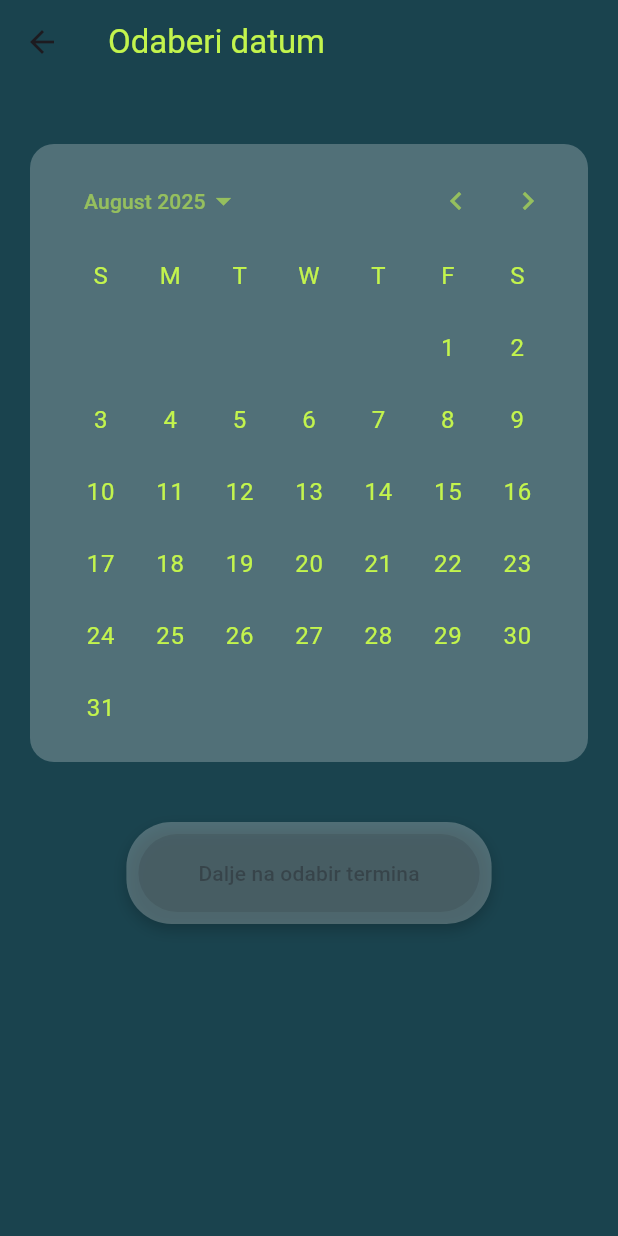
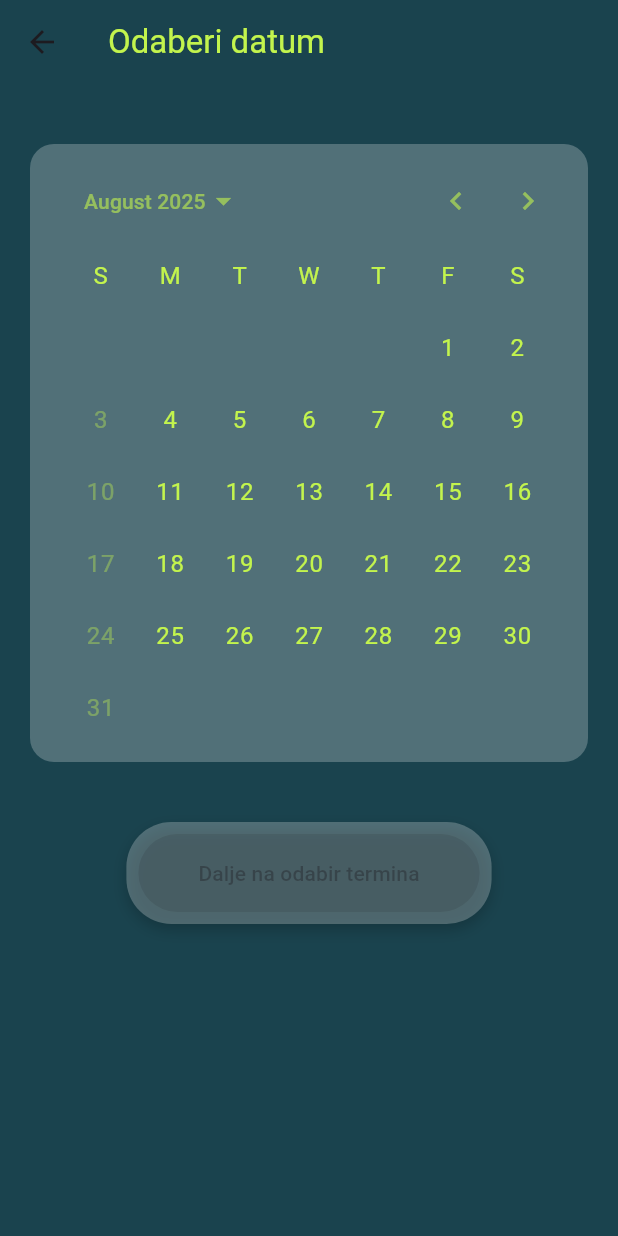
Before and after one commit to lvranic/termino-app, a Flutter app: the ReservationDateScreen screen opened by its route, after a tap on the "chevron right" icon, on a phone screen of 412 x 824 dp. Run offline on Flutter 3.47's test engine with Material 3 defaults, Android fonts, the phone set to English and light mode, and no system bars; our stand-ins replace cloud_firestore, firebase_auth, firebase_core; accounts and stored records are empty; Roboto replaces fonts that are missing (Sofadi One).

```diff
--- a/lib/main.dart
+++ b/lib/main.dart
@@ -12,6 +12,8 @@ import 'screens/reservation_confirmation_screen.dart';
 import 'screens/user_details_screen.dart';
 import 'screens/user_dashboard_screen.dart';
 import 'screens/my_appointments_screen.dart';
+import 'screens/admin_dashboard_screen.dart';
+import 'screens/admin_settings_screen.dart';
 
 void main() async {
   WidgetsFlutterBinding.ensureInitialized();
@@ -52,6 +54,8 @@ class MyApp extends StatelessWidget {
         '/select_time': (context) => const ReservationTimeScreen(),
         '/user-dashboard': (context) => const UserDashboardScreen(),
         '/my-appointments': (context) => const MyAppointmentsScreen(),
+        '/admin-dashboard': (context) => const AdminDashboardScreen(),
+        '/admin-settings': (context) => const AdminSettingsScreen(),
       },
       onGenerateRoute: (settings) {
         if (settings.name == '/confirm') {
--- a/lib/screens/register_screen.dart
+++ b/lib/screens/register_screen.dart
@@ -39,6 +39,7 @@ class _RegisterScreenState extends State<RegisterScreen> {
         password,
         'Nepoznato',
         'user',
+        '', // 📞 Dodano kao prazan string
       );
 
       if (user != null) {
--- a/lib/screens/reservation_date_screen.dart
+++ b/lib/screens/reservation_date_screen.dart
@@ -1,4 +1,6 @@
+import 'package:cloud_firestore/cloud_firestore.dart';
 import 'package:flutter/material.dart';
+//import '../models/service_model.dart'; // ako koristiš poseban model za uslugu
 
 class ReservationDateScreen extends StatefulWidget {
   final String serviceId;
@@ -11,13 +13,69 @@ class ReservationDateScreen extends StatefulWidget {
 
 class _ReservationDateScreenState extends State<ReservationDateScreen> {
   DateTime? _selectedDate;
+  List<DateTime> _unavailableDates = [];
+  bool isLoading = true;
+
+  @override
+  void initState() {
+    super.initState();
+    _loadUnavailableDates();
+  }
+
+  Future<void> _loadUnavailableDates() async {
+    try {
+      // Dohvati uslugu
+      final serviceSnapshot = await FirebaseFirestore.instance
+          .collection('services')
+          .doc(widget.serviceId)
+          .get();
+
+      final adminId = serviceSnapshot.data()?['adminId'];
+
+      if (adminId == null) {
+        setState(() => isLoading = false);
+        return;
+      }
+
+      final unavailableSnapshot = await FirebaseFirestore.instance
+          .collection('unavailable_days')
+          .where('adminId', isEqualTo: adminId)
+          .get();
+
+      setState(() {
+        _unavailableDates = unavailableSnapshot.docs
+            .map((doc) => (doc.data()['date'] as Timestamp).toDate())
+            .toList();
+        isLoading = false;
+      });
+    } catch (e) {
+      debugPrint('❌ Greška prilikom dohvaćanja neradnih dana: $e');
+      setState(() => isLoading = false);
+    }
+  }
+
+  bool _isDateSelectable(DateTime day) {
+    // Nedjelja
+    if (day.weekday == DateTime.sunday) return false;
+
+    // Je li dan među zabranjenima
+    for (final unavailable in _unavailableDates) {
+      if (unavailable.year == day.year &&
+          unavailable.month == day.month &&
+          unavailable.day == day.day) {
+        return false;
+      }
+    }
+
+    return true;
+  }
 
   void _goToTimeSelection() {
     if (_selectedDate == null) return;
 
     Navigator.pushNamed(
       context,
-      '/select_time', // ✅ Ispravna ruta prema main.dart
+      '/select_time',
       arguments: {
         'serviceId': widget.serviceId,
         'selectedDate': _selectedDate,
@@ -33,13 +91,15 @@ class _ReservationDateScreenState extends State<ReservationDateScreen> {
         backgroundColor: const Color(0xFF1A434E),
         title: const Text('Odaberi datum', style: TextStyle(color: Color(0xFFC3F44D))),
       ),
-      body: Padding(
+      body: isLoading
+          ? const Center(child: CircularProgressIndicator(color: Colors.white))
+          : Padding(
         padding: const EdgeInsets.all(20),
         child: Column(
           children: [
             const SizedBox(height: 20),
 
-            // 📅 KALENDAR unutar bijelog okvira i s temom koja koristi zelene brojeve
+            // 📅 KALENDAR
             Container(
               decoration: BoxDecoration(
                 color: Colors.white24,
@@ -53,9 +113,9 @@ class _ReservationDateScreenState extends State<ReservationDateScreen> {
                     bodyMedium: const TextStyle(color: Colors.green),
                   ),
                   colorScheme: Theme.of(context).colorScheme.copyWith(
-                    primary: Colors.green, // boja odabranog datuma
-                    onPrimary: Colors.white, // tekst na odabranom datumu
-                    onSurface: Color(0xFFC3F44D), // boja dana
+                    primary: Colors.green,
+                    onPrimary: Colors.white,
+                    onSurface: const Color(0xFFC3F44D),
                   ),
                 ),
                 child: CalendarDatePicker(
@@ -63,17 +123,16 @@ class _ReservationDateScreenState extends State<ReservationDateScreen> {
                   firstDate: DateTime.now(),
                   lastDate: DateTime.now().add(const Duration(days: 60)),
                   onDateChanged: (date) {
-                    setState(() {
-                      _selectedDate = date;
-                    });
+                    setState(() => _selectedDate = date);
                   },
+                  selectableDayPredicate: _isDateSelectable,
                 ),
               ),
             ),
 
             const SizedBox(height: 40),
 
-            // Gumb u bijelom okviru
+            // Gumb
             Container(
               decoration: BoxDecoration(
                 color: Colors.white24,
```
Also changed, not shown: lib/screens/admin_dashboard_screen.dart (added, +166 -0 lines), lib/screens/admin_register_screen.dart (+22 -7 lines), lib/screens/admin_settings_screen.dart (added, +172 -0 lines), lib/screens/login_screen.dart (+14 -2 lines), lib/services/auth_service.dart (+14 -7 lines).
